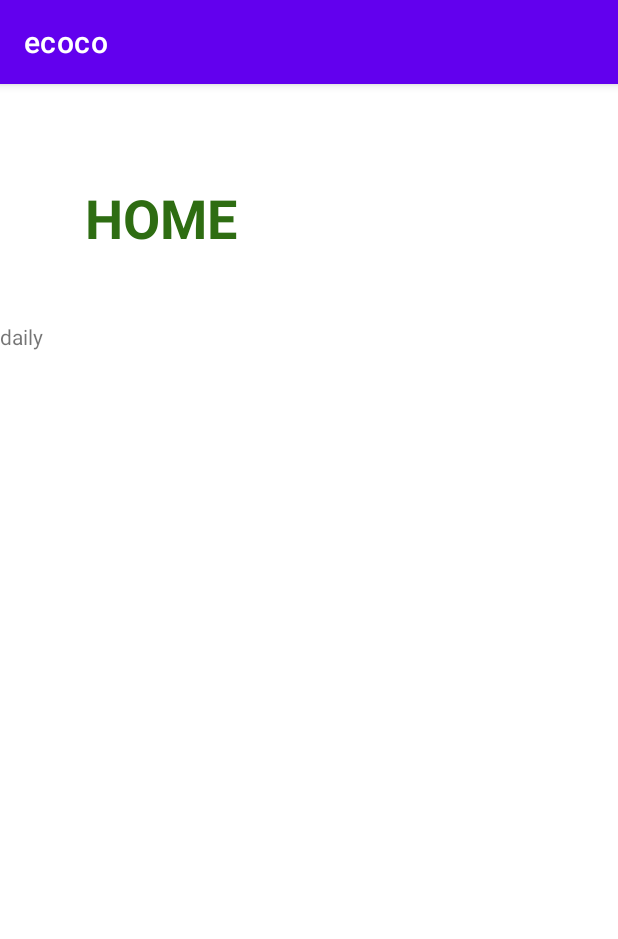
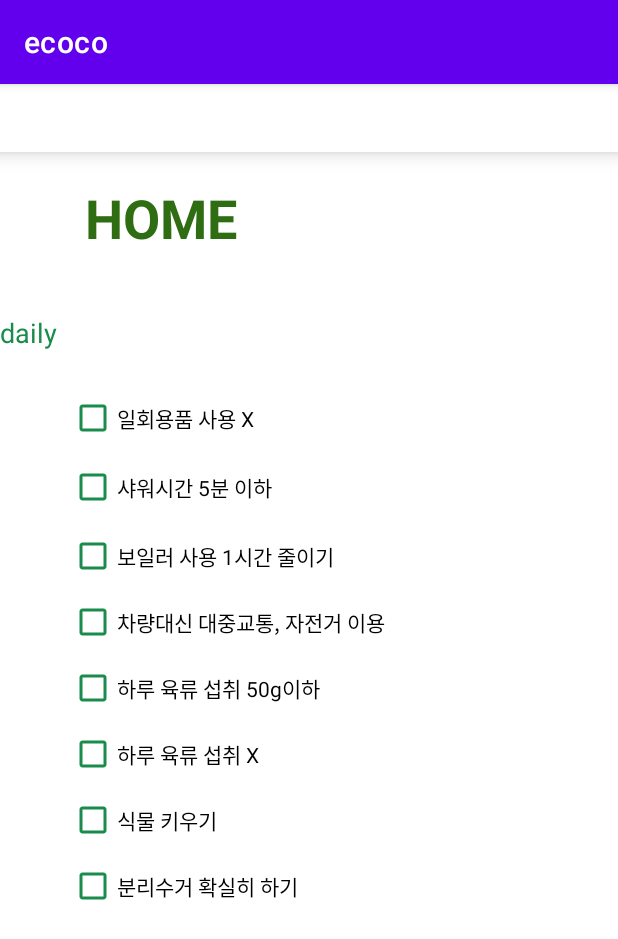
Before and after one commit to sunginkweon/ecoco, an Android app: the screen it shows after launch (MainActivity), on a phone screen of 412 x 824 dp. Shown: the top 939 px of the screen. Run offline under Robolectric (Android 15) with nearby library versions, the phone set to English and light mode, and no system bars.

Commit message:
ecoco 바꿈

```diff
--- a/app/src/main/res/layout/activity_main.xml
+++ b/app/src/main/res/layout/activity_main.xml
@@ -27,12 +27,100 @@
         android:id="@+id/textView2"
         android:layout_width="wrap_content"
         android:layout_height="wrap_content"
-        android:layout_marginTop="45dp"
+        android:layout_marginTop="40dp"
         android:rotationX="0"
         android:text="@string/daily"
+        android:textColor="@color/green"
+        android:textSize="18sp"
         android:visibility="visible"
         app:layout_constraintTop_toBottomOf="@+id/textView"
-        tools:layout_editor_absoluteX="53dp"
+        tools:layout_editor_absoluteX="56dp"
         tools:visibility="visible" />
 
+    <ScrollView
+        android:layout_width="320dp"
+        android:layout_height="355dp"
+        android:layout_marginTop="200dp"
+        app:layout_constraintEnd_toEndOf="parent"
+        app:layout_constraintStart_toStartOf="parent"
+        app:layout_constraintTop_toTopOf="parent">
+
+        <LinearLayout
+            android:layout_width="match_parent"
+            android:layout_height="wrap_content"
+            android:orientation="vertical">
+
+            <CheckBox
+                android:id="@+id/checkBox3"
+                android:layout_width="243dp"
+                android:layout_height="45dp"
+                android:text="@string/x"
+                app:buttonTint="@color/green" />
+
+            <CheckBox
+                android:id="@+id/checkBox"
+                android:layout_width="243dp"
+                android:layout_height="47dp"
+                android:text="@string/_5"
+                app:buttonTint="@color/green" />
+
+            <CheckBox
+                android:id="@+id/checkBox4"
+                android:layout_width="242dp"
+                android:layout_height="44dp"
+                android:text="@string/_1"
+                app:buttonTint="@color/green" />
+
+            <CheckBox
+                android:id="@+id/checkBox5"
+                android:layout_width="276dp"
+                android:layout_height="44dp"
+                android:text="@string/대중교통"
+                app:buttonTint="@color/green" />
+
+            <CheckBox
+                android:id="@+id/checkBox6"
+                android:layout_width="276dp"
+                android:layout_height="44dp"
+                android:text="@string/_50g"
+                app:buttonTint="@color/green" />
+
+            <CheckBox
+                android:id="@+id/checkBox8"
+                android:layout_width="match_parent"
+                android:layout_height="44dp"
+                android:text="하루 육류 섭취 X"
+                app:buttonTint="@color/green" />
+
+            <CheckBox
+                android:id="@+id/checkBox9"
+                android:layout_width="match_parent"
+                android:layout_height="44dp"
+                android:text="식물 키우기"
+                app:buttonTint="@color/green" />
+
+            <CheckBox
+                android:id="@+id/checkBox10"
+                android:layout_width="match_parent"
+                android:layout_height="44dp"
+                android:text="분리수거 확실히 하기"
+                app:buttonTint="@color/green" />
+
+            <CheckBox
+                android:id="@+id/checkBox11"
+                android:layout_width="match_parent"
+                android:layout_height="44dp"
+                android:text='장볼때 "용기"내기'
+                app:buttonTint="@color/green" />
+
+        </LinearLayout>
+    </ScrollView>
+
+    <com.google.android.material.bottomnavigation.BottomNavigationView
+        android:layout_width="415dp"
+        android:layout_height="45dp"
+        app:layout_constraintEnd_toEndOf="parent"
+        app:layout_constraintStart_toStartOf="parent"
+        tools:layout_editor_absoluteY="686dp" />
+
 </androidx.constraintlayout.widget.ConstraintLayout>
--- a/app/src/main/res/values/strings.xml
+++ b/app/src/main/res/values/strings.xml
@@ -2,4 +2,9 @@
     <string name="app_name">ecoco</string>
     <string name="home">HOME</string>
     <string name="daily">daily</string>
+    <string name="x">일회용품 사용 X</string>
+    <string name="_5">샤워시간 5분 이하</string>
+    <string name="_1">보일러 사용 1시간 줄이기</string>
+    <string name="대중교통">차량대신 대중교통, 자전거 이용</string>
+    <string name="_50g">하루 육류 섭취 50g이하</string>
 </resources>
```
